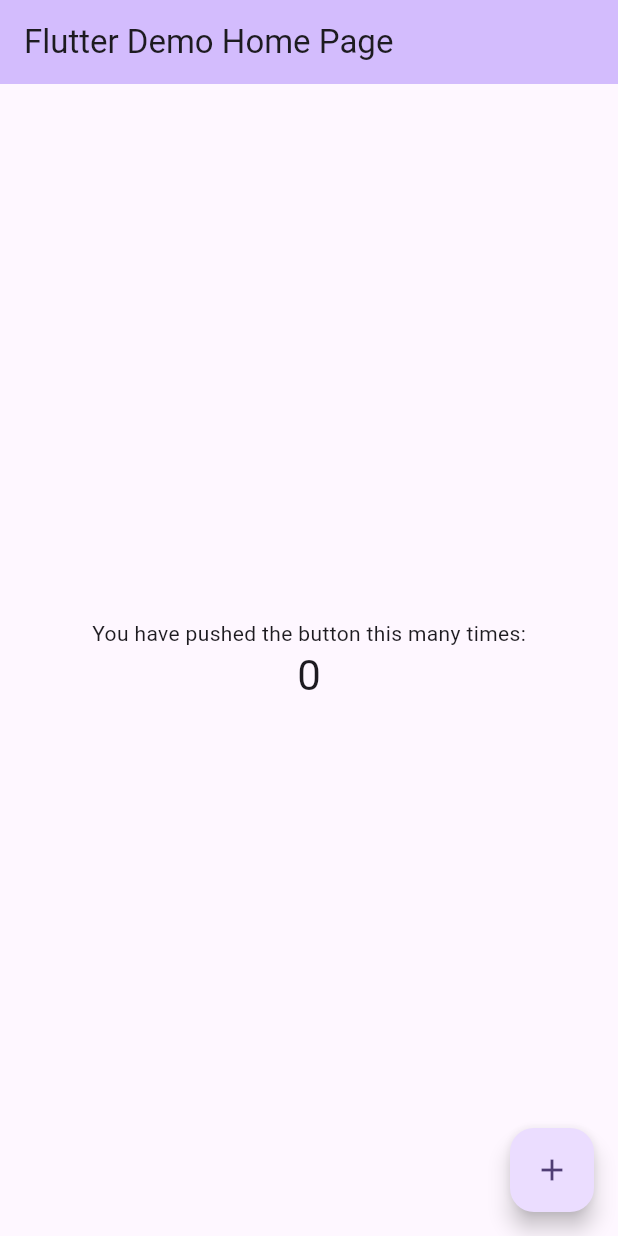
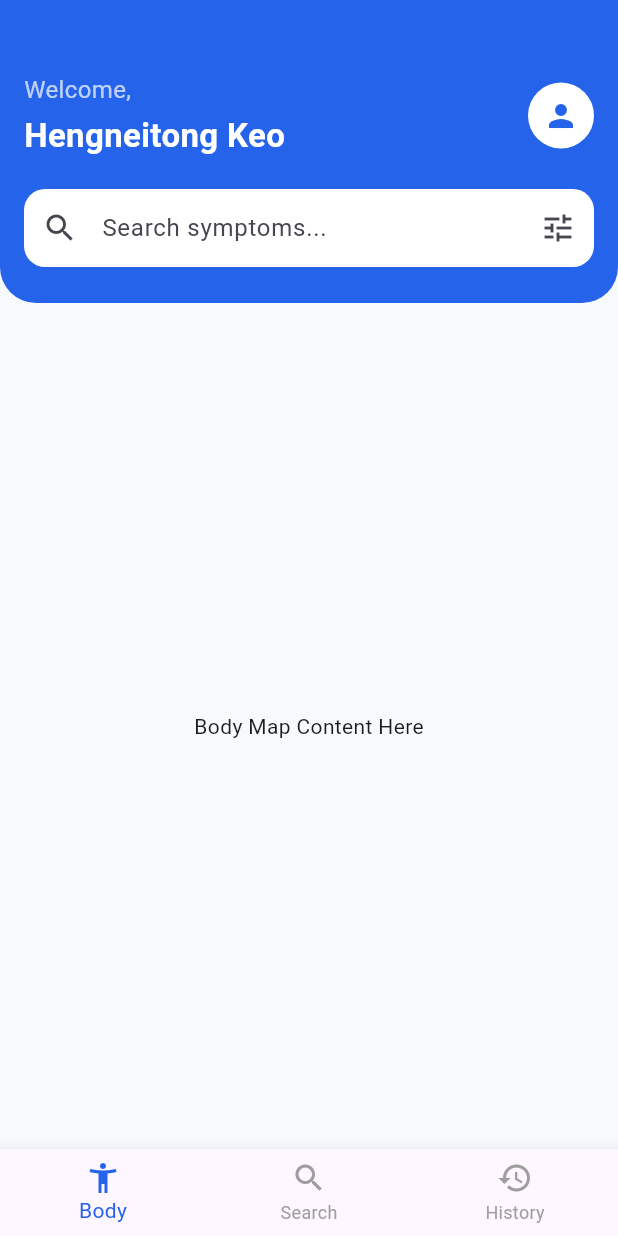
Before and after one commit to KMernDabest/PainMap, a Flutter app: the screen it shows after launch, on a phone screen of 412 x 824 dp. Run offline on Flutter 3.47's test engine with Material 3 defaults, Android fonts, the phone set to English and light mode, and no system bars.

Commit message:
completed design Ui top bar(searching) and bottom bar

```diff
--- /dev/null
+++ b/lib/app.dart
@@ -0,0 +1,15 @@
+import 'package:flutter/material.dart';
+import './screen/home_screen.dart';
+
+class MyApp extends StatelessWidget {
+  const MyApp({super.key});
+
+  // This widget is the root of your application.
+  @override
+  Widget build(BuildContext context) {
+    return MaterialApp(
+      debugShowCheckedModeBanner: false,
+      home: HomeScreen(),
+    );
+  }
+}
--- a/lib/main.dart
+++ b/lib/main.dart
@@ -1,122 +1,6 @@
 import 'package:flutter/material.dart';
+import 'app.dart';
 
 void main() {
   runApp(const MyApp());
 }
-
-class MyApp extends StatelessWidget {
-  const MyApp({super.key});
-
-  // This widget is the root of your application.
-  @override
-  Widget build(BuildContext context) {
-    return MaterialApp(
-      title: 'Flutter Demo',
-      theme: ThemeData(
-        // This is the theme of your application.
-        //
-        // TRY THIS: Try running your application with "flutter run". You'll see
-        // the application has a purple toolbar. Then, without quitting the app,
-        // try changing the seedColor in the colorScheme below to Colors.green
-        // and then invoke "hot reload" (save your changes or press the "hot
-        // reload" button in a Flutter-supported IDE, or press "r" if you used
-        // the command line to start the app).
-        //
-        // Notice that the counter didn't reset back to zero; the application
-        // state is not lost during the reload. To reset the state, use hot
-        // restart instead.
-        //
-        // This works for code too, not just values: Most code changes can be
-        // tested with just a hot reload.
-        colorScheme: .fromSeed(seedColor: Colors.deepPurple),
-      ),
-      home: const MyHomePage(title: 'Flutter Demo Home Page'),
-    );
-  }
-}
-
-class MyHomePage extends StatefulWidget {
-  const MyHomePage({super.key, required this.title});
-
-  // This widget is the home page of your application. It is stateful, meaning
-  // that it has a State object (defined below) that contains fields that affect
-  // how it looks.
-
-  // This class is the configuration for the state. It holds the values (in this
-  // case the title) provided by the parent (in this case the App widget) and
-  // used by the build method of the State. Fields in a Widget subclass are
-  // always marked "final".
-
-  final String title;
-
-  @override
-  State<MyHomePage> createState() => _MyHomePageState();
-}
-
-class _MyHomePageState extends State<MyHomePage> {
-  int _counter = 0;
-
-  void _incrementCounter() {
-    setState(() {
-      // This call to setState tells the Flutter framework that something has
-      // changed in this State, which causes it to rerun the build method below
-      // so that the display can reflect the updated values. If we changed
-      // _counter without calling setState(), then the build method would not be
-      // called again, and so nothing would appear to happen.
-      _counter++;
-    });
-  }
-
-  @override
-  Widget build(BuildContext context) {
-    // This method is rerun every time setState is called, for instance as done
-    // by the _incrementCounter method above.
-    //
-    // The Flutter framework has been optimized to make rerunning build methods
-    // fast, so that you can just rebuild anything that needs updating rather
-    // than having to individually change instances of widgets.
-    return Scaffold(
-      appBar: AppBar(
-        // TRY THIS: Try changing the color here to a specific color (to
-        // Colors.amber, perhaps?) and trigger a hot reload to see the AppBar
-        // change color while the other colors stay the same.
-        backgroundColor: Theme.of(context).colorScheme.inversePrimary,
-        // Here we take the value from the MyHomePage object that was created by
-        // the App.build method, and use it to set our appbar title.
-        title: Text(widget.title),
-      ),
-      body: Center(
-        // Center is a layout widget. It takes a single child and positions it
-        // in the middle of the parent.
-        child: Column(
-          // Column is also a layout widget. It takes a list of children and
-          // arranges them vertically. By default, it sizes itself to fit its
-          // children horizontally, and tries to be as tall as its parent.
-          //
-          // Column has various properties to control how it sizes itself and
-          // how it positions its children. Here we use mainAxisAlignment to
-          // center the children vertically; the main axis here is the vertical
-          // axis because Columns are vertical (the cross axis would be
-          // horizontal).
-          //
-          // TRY THIS: Invoke "debug painting" (choose the "Toggle Debug Paint"
-          // action in the IDE, or press "p" in the console), to see the
-          // wireframe for each widget.
-          mainAxisAlignment: .center,
-          children: [
-            const Text('You have pushed the button this many times:'),
-            Text(
-              '$_counter',
-              style: Theme.of(context).textTheme.headlineMedium,
-            ),
-          ],
-        ),
-      ),
-      floatingActionButton: FloatingActionButton(
-        onPressed: _incrementCounter,
-        tooltip: 'Increment',
-        child: const Icon(Icons.add),
-      ),
-    );
-  }
-}
--- /dev/null
+++ b/lib/screen/history_screen.dart
@@ -0,0 +1,20 @@
+import 'package:flutter/material.dart';
+
+class HistoryScreen extends StatelessWidget {
+  const HistoryScreen({super.key});
+
+  @override
+  Widget build(BuildContext context) {
+    return Scaffold(
+      backgroundColor: const Color(0xFFF7FAFC),
+      appBar: AppBar(
+        title: const Text('History'),
+        centerTitle: true,
+        // backgroundColor: const Color(0xFF2563EB),
+      ),
+      body: const Center(
+        child: Text('Previously tracked symptoms'),
+      ),
+    );
+  }
+}
--- /dev/null
+++ b/lib/screen/home_screen.dart
@@ -0,0 +1,154 @@
+import 'package:flutter/material.dart';
+import './search_screen.dart';
+import './history_screen.dart';
+
+class HomeScreen extends StatefulWidget {
+  const HomeScreen({super.key});
+
+  @override
+  State<HomeScreen> createState() => _HomeScreenState();
+}
+
+class _HomeScreenState extends State<HomeScreen> {
+  int _currentIndex = 0;
+
+  void _onTabTapped(int index) {
+    if (index == _currentIndex) return;
+
+    Widget target;
+    switch (index) {
+      case 1:
+        target = const SearchScreen();
+        break;
+      case 2:
+        target = const HistoryScreen();
+        break;
+      default:
+        target = const HomeScreen();
+    }
+
+    Navigator.push(
+      context,
+      MaterialPageRoute(builder: (_) => target),
+    ).then((_) {
+      setState(() {
+        _currentIndex = index;
+      });
+    });
+  }
+
+  @override
+  Widget build(BuildContext context) {
+    return Scaffold(
+      backgroundColor: const Color(0xFFF7FAFC),
+      body: Column(
+        children: [
+          // 🔵 Top Bar
+          Container(
+            width: double.infinity,
+            padding: const EdgeInsets.fromLTRB(16, 48, 16, 24),
+            decoration: const BoxDecoration(
+              color: Color(0xFF2563EB),
+              borderRadius: BorderRadius.only(
+                bottomLeft: Radius.circular(24),
+                bottomRight: Radius.circular(24),
+              ),
+            ),
+            child: Column(
+              crossAxisAlignment: CrossAxisAlignment.start,
+              children: [
+                Row(
+                  mainAxisAlignment: MainAxisAlignment.spaceBetween,
+                  children: const [
+                    Column(
+                      crossAxisAlignment: CrossAxisAlignment.start,
+                      children: [
+                        Text(
+                          'Welcome,',
+                          style: TextStyle(
+                            fontSize: 16,
+                            color: Colors.white70,
+                          ),
+                        ),
+                        SizedBox(height: 4),
+                        Text(
+                          'Hengneitong Keo',
+                          style: TextStyle(
+                            fontSize: 22,
+                            fontWeight: FontWeight.bold,
+                            color: Colors.white,
+                          ),
+                        ),
+                      ],
+                    ),
+                    CircleAvatar(
+                      radius: 22,
+                      backgroundColor: Colors.white,
+                      child: Icon(
+                        Icons.person,
+                        color: Color(0xFF2563EB),
+                      ),
+                    ),
+                  ],
+                ),
+                const SizedBox(height: 20),
+                Container(
+                  decoration: BoxDecoration(
+                    color: Colors.white,
+                    borderRadius: BorderRadius.circular(14),
+                  ),
+                  child: TextField(
+                    readOnly: true, // 🔒 Prevent keyboard
+                    onTap: () {
+                      Navigator.push(
+                        context,
+                        MaterialPageRoute(builder: (_) => const SearchScreen()),
+                      );
+                    },
+                    decoration: const InputDecoration(
+                      hintText: 'Search symptoms...',
+                      prefixIcon: Icon(Icons.search),
+                      suffixIcon: Icon(Icons.tune),
+                      border: InputBorder.none,
+                      contentPadding:
+                          EdgeInsets.symmetric(horizontal: 16, vertical: 14),
+                    ),
+                  ),
+                ),
+              ],
+            ),
+          ),
+
+          const Expanded(
+            child: Center(
+              child: Text('Body Map Content Here'),
+            ),
+          ),
+        ],
+      ),
+
+      // ✅ Bottom Navigation
+      bottomNavigationBar: BottomNavigationBar(
+        currentIndex: _currentIndex,
+        onTap: _onTabTapped,
+        type: BottomNavigationBarType.fixed,
+        selectedItemColor: const Color(0xFF2563EB),
+        unselectedItemColor: Colors.grey,
+        items: const [
+          BottomNavigationBarItem(
+            icon: Icon(Icons.accessibility_new),
+            label: 'Body',
+          ),
+          BottomNavigationBarItem(
+            icon: Icon(Icons.search),
+            label: 'Search',
+          ),
+          BottomNavigationBarItem(
+            icon: Icon(Icons.history),
+            label: 'History',
+          ),
+        ],
+      ),
+    );
+  }
+}
```
Also changed, not shown: lib/screen/search_screen.dart (added, +109 -0 lines), 1 other file.
